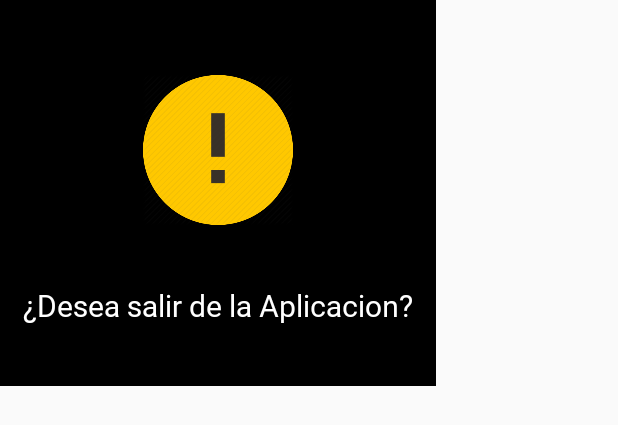
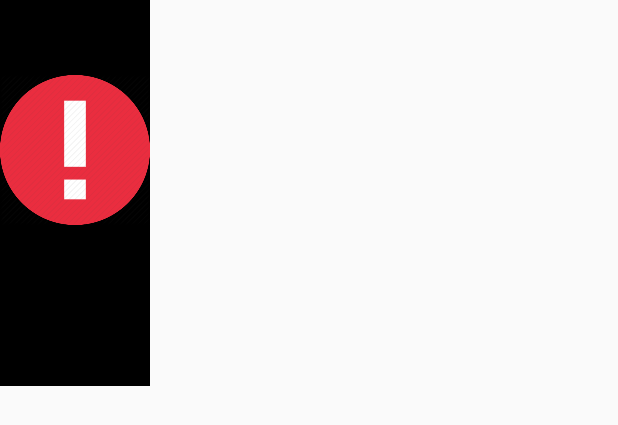
Before and after one commit to brunsantiago/AppControl, an Android app: the layout custom_alert_early_retirement.xml on its own in the app's theme, with its tools: preview values and no code run, on a phone screen of 412 x 824 dp. Shown: the top 425 px of the screen. Run offline under Robolectric (Android 15) with nearby library versions, the phone set to English and light mode, and no system bars; Roboto replaces fonts that are not available here.

Commit message:
Version 1.0.1
Se agrega un cuadro de dialogo, preguntando si desea retirarse del turno antes que este finalice

```diff
--- a/app/src/main/java/com/example/sata/myapplication2/AlertDialog/LogOutAlert.java
+++ b/app/src/main/java/com/example/sata/myapplication2/AlertDialog/LogOutAlert.java
@@ -37,7 +37,6 @@ public class LogOutAlert extends DialogFragment {
 
     public void confirmar()
     {
-        //this.getActivity().finish();
         Intent intent = new Intent(getContext(), LoginActivity.class).addFlags(Intent.FLAG_ACTIVITY_CLEAR_TOP | Intent.FLAG_ACTIVITY_SINGLE_TOP);
         startActivity(intent);
         getActivity().finish();
--- a/app/src/main/java/com/example/sata/myapplication2/AlertDialog/SesionVencidaAlert.java
+++ b/app/src/main/java/com/example/sata/myapplication2/AlertDialog/SesionVencidaAlert.java
@@ -30,8 +30,8 @@ public class SesionVencidaAlert extends DialogFragment {
 
         LayoutInflater inflater = getActivity().getLayoutInflater();
         View viewAlert = inflater.inflate(R.layout.custom_alert_vencida, null);
+
         TextView textViewObjetivo = viewAlert.findViewById(R.id.textViewObjetivoFechaPuesto);
-
         textViewObjetivo.setText(objetivoFecha);
 
         AlertDialog.Builder builder = new AlertDialog.Builder(getActivity(),R.style.ThemeDialogCustom);
--- a/app/src/main/res/layout/activity_login.xml
+++ b/app/src/main/res/layout/activity_login.xml
@@ -108,7 +108,7 @@
         android:layout_centerHorizontal="true"
         android:layout_alignParentBottom="true"
         android:layout_marginBottom="18dp"
-        android:text="Version 1.0.0"
+        android:text="Version 1.0.1"
         android:textColor="@color/gris" />
 
 </RelativeLayout>
--- a/app/src/main/res/layout/custom_alert_exit.xml
+++ b/app/src/main/res/layout/custom_alert_early_retirement.xml
@@ -13,17 +13,19 @@
         android:layout_height="100dp"
         android:layout_marginTop="50dp"
         android:layout_marginBottom="40dp"
-        app:srcCompat="@drawable/exclamation" />
+        app:srcCompat="@drawable/danger" />
 
     <TextView
+        android:id="@+id/textAlert"
         android:layout_width="wrap_content"
         android:layout_height="wrap_content"
         android:layout_marginLeft="15dp"
         android:layout_marginRight="15dp"
         android:layout_marginBottom="40dp"
+        android:fontFamily="@font/hpsimplified_rg"
+        android:text=""
+        android:textAlignment="center"
         android:textColor="@android:color/white"
-        android:fontFamily="@font/hpsimplified_rg"
-        android:textSize="20dp"
-        android:text="¿Desea salir de la Aplicacion?" />
+        android:textSize="20dp" />
 
 </LinearLayout>
```
Also changed, not shown: app/src/main/java/com/example/sata/myapplication2/EgresoActivity.java (+67 -14 lines).
